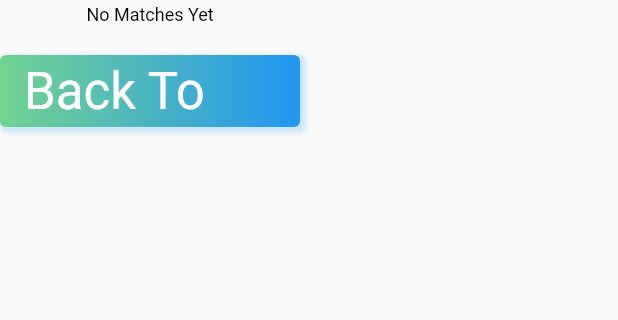
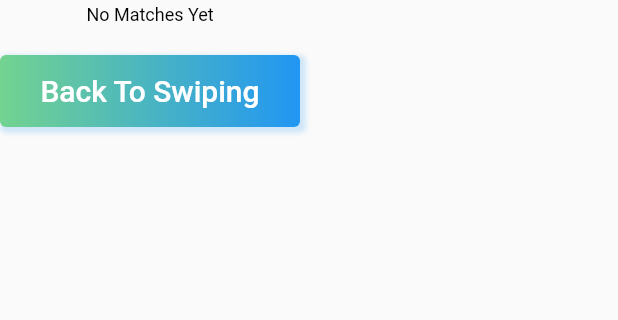
Before and after one commit to pradthana7/friend-zone-flutter-app, a Flutter app: the HomeScreen screen opened by its route, after a tap on the "message" icon, on a phone screen of 412 x 824 dp, the part 80-400 px from its top. Run offline on Flutter 3.47's test engine with Material 2 defaults, Android fonts, the phone set to English and light mode, and no system bars; our stand-ins replace bloc, cloud_firestore, equatable, firebase_auth, firebase_core, firebase_database and 7 more; accounts and stored records are empty.

Commit message:
33perfect

```diff
--- a/dating_app/lib/models/user_model.dart
+++ b/dating_app/lib/models/user_model.dart
@@ -13,7 +13,7 @@ class User extends Equatable {
   final String location;
   final List<String>? swipeLeft;
   final List<String>? swipeRight;
-  final List<String>? matches;
+  final List<Map<String, dynamic>>? matches;
   final List<String>? genderPreference;
   final List<int>? ageRangePreference;
 
@@ -34,7 +34,7 @@ class User extends Equatable {
     this.ageRangePreference,
   });
 
-  static  const User empty =  User(
+  static const User empty = User(
     id: '',
     name: '',
     age: 0,
@@ -48,26 +48,8 @@ class User extends Equatable {
     swipeRight: [],
     matches: [],
     ageRangePreference: [18, 50],
-    genderPreference: [],
+    genderPreference: ['Male', 'Female'],
   );
-
-  @override
-  List<Object?> get props => [
-        id,
-        name,
-        age,
-        gender,
-        imageUrls,
-        interests,
-        bio,
-        jobTitle,
-        location,
-        swipeLeft,
-        swipeRight,
-        matches,
-        genderPreference,
-        ageRangePreference,
-      ];
 
   static User fromSnapshot(DocumentSnapshot snap) {
     var data = snap.data() as Map<String, dynamic>?;
@@ -106,7 +88,7 @@ class User extends Equatable {
           .map((swipeRight) => swipeRight as String)
           .toList(),
       matches: (snap['matches'] as List)
-          .map((matches) => matches as String)
+          .map((matches) => matches as Map<String, dynamic>)
           .toList(),
       genderPreference: userGenderPreference,
       ageRangePreference: userAgeRangePreference,
@@ -144,7 +126,7 @@ class User extends Equatable {
     String? location,
     List<String>? swipeLeft,
     List<String>? swipeRight,
-    List<String>? matches,
+    List<Map<String, dynamic>>? matches,
     List<String>? genderPreference,
     List<int>? ageRangePreference,
   }) {
@@ -166,222 +148,21 @@ class User extends Equatable {
     );
   }
 
-  static List<User> users = [
-    User(
-      id: '1',
-      name: 'John',
-      age: 25,
-      gender: 'Male',
-      imageUrls: [
-        'https://images.unsplash.com/photo-1595623238469-fc58b3839cf6?ixid=MnwxMjA3fDB8MHxwaG90by1wYWdlfHx8fGVufDB8fHx8&ixlib=rb-1.2.1&auto=format&fit=crop&w=755&q=80',
-        'https://images.unsplash.com/photo-1595623238469-fc58b3839cf6?ixid=MnwxMjA3fDB8MHxwaG90by1wYWdlfHx8fGVufDB8fHx8&ixlib=rb-1.2.1&auto=format&fit=crop&w=755&q=80',
-        'https://images.unsplash.com/photo-1595623238469-fc58b3839cf6?ixid=MnwxMjA3fDB8MHxwaG90by1wYWdlfHx8fGVufDB8fHx8&ixlib=rb-1.2.1&auto=format&fit=crop&w=755&q=80',
-        'https://images.unsplash.com/photo-1595623238469-fc58b3839cf6?ixid=MnwxMjA3fDB8MHxwaG90by1wYWdlfHx8fGVufDB8fHx8&ixlib=rb-1.2.1&auto=format&fit=crop&w=755&q=80',
-        'https://images.unsplash.com/photo-1595623238469-fc58b3839cf6?ixid=MnwxMjA3fDB8MHxwaG90by1wYWdlfHx8fGVufDB8fHx8&ixlib=rb-1.2.1&auto=format&fit=crop&w=755&q=80',
-      ],
-      jobTitle: 'Job Title Here',
-      interests: ['Music', 'Economics', 'Football'],
-      bio:
-          'Sed ut perspiciatis unde omnis iste natus error sit voluptatem accusantium doloremque laudantium, totam rem aperiam, eaque ipsa quae ab illo inventore veritatis et quasi architecto beatae vitae dicta sunt explicabo.',
-      location: 'Milan',
-    ),
-    User(
-      id: '2',
-      name: 'Tamara',
-      age: 30,
-      gender: 'Female',
-      imageUrls: [
-        'https://images.unsplash.com/photo-1622023459113-9b195477d9c4?ixid=MnwxMjA3fDB8MHxwaG90by1wYWdlfHx8fGVufDB8fHx8&ixlib=rb-1.2.1&auto=format&fit=crop&w=671&q=80',
-        'https://images.unsplash.com/photo-1622023459113-9b195477d9c4?ixid=MnwxMjA3fDB8MHxwaG90by1wYWdlfHx8fGVufDB8fHx8&ixlib=rb-1.2.1&auto=format&fit=crop&w=671&q=80',
-        'https://images.unsplash.com/photo-1622023459113-9b195477d9c4?ixid=MnwxMjA3fDB8MHxwaG90by1wYWdlfHx8fGVufDB8fHx8&ixlib=rb-1.2.1&auto=format&fit=crop&w=671&q=80',
-        'https://images.unsplash.com/photo-1622023459113-9b195477d9c4?ixid=MnwxMjA3fDB8MHxwaG90by1wYWdlfHx8fGVufDB8fHx8&ixlib=rb-1.2.1&auto=format&fit=crop&w=671&q=80',
-        'https://images.unsplash.com/photo-1622023459113-9b195477d9c4?ixid=MnwxMjA3fDB8MHxwaG90by1wYWdlfHx8fGVufDB8fHx8&ixlib=rb-1.2.1&auto=format&fit=crop&w=671&q=80',
-      ],
-      jobTitle: 'Job Title Here',
-      interests: ['Music', 'Economics', 'Football'],
-      bio:
-          'Sed ut perspiciatis unde omnis iste natus error sit voluptatem accusantium doloremque laudantium, totam rem aperiam, eaque ipsa quae ab illo inventore veritatis et quasi architecto beatae vitae dicta sunt explicabo.',
-      location: 'Milan',
-    ),
-    User(
-      id: '3',
-      name: 'Marta',
-      age: 35,
-      gender: 'Female',
-      imageUrls: [
-        'https://images.unsplash.com/photo-1622244099803-75318348305a?ixid=MnwxMjA3fDB8MHxwaG90by1wYWdlfHx8fGVufDB8fHx8&ixlib=rb-1.2.1&auto=format&fit=crop&w=634&q=80',
-        'https://images.unsplash.com/photo-1622244099803-75318348305a?ixid=MnwxMjA3fDB8MHxwaG90by1wYWdlfHx8fGVufDB8fHx8&ixlib=rb-1.2.1&auto=format&fit=crop&w=634&q=80',
-        'https://images.unsplash.com/photo-1622244099803-75318348305a?ixid=MnwxMjA3fDB8MHxwaG90by1wYWdlfHx8fGVufDB8fHx8&ixlib=rb-1.2.1&auto=format&fit=crop&w=634&q=80',
-        'https://images.unsplash.com/photo-1622244099803-75318348305a?ixid=MnwxMjA3fDB8MHxwaG90by1wYWdlfHx8fGVufDB8fHx8&ixlib=rb-1.2.1&auto=format&fit=crop&w=634&q=80',
-        'https://images.unsplash.com/photo-1622244099803-75318348305a?ixid=MnwxMjA3fDB8MHxwaG90by1wYWdlfHx8fGVufDB8fHx8&ixlib=rb-1.2.1&auto=format&fit=crop&w=634&q=80',
-      ],
-      jobTitle: 'Job Title Here',
-      interests: ['Music', 'Economics', 'Football'],
-      bio:
-          'Sed ut perspiciatis unde omnis iste natus error sit voluptatem accusantium doloremque laudantium, totam rem aperiam, eaque ipsa quae ab illo inventore veritatis et quasi architecto beatae vitae dicta sunt explicabo.',
-      location: 'Milan',
-    ),
-    User(
-      id: '4',
-      name: 'Sara',
-      age: 30,
-      gender: 'Female',
-      imageUrls: [
-        'https://images.unsplash.com/photo-1622023459113-9b195477d9c4?ixid=MnwxMjA3fDB8MHxwaG90by1wYWdlfHx8fGVufDB8fHx8&ixlib=rb-1.2.1&auto=format&fit=crop&w=671&q=80',
-        'https://images.unsplash.com/photo-1622023459113-9b195477d9c4?ixid=MnwxMjA3fDB8MHxwaG90by1wYWdlfHx8fGVufDB8fHx8&ixlib=rb-1.2.1&auto=format&fit=crop&w=671&q=80',
-        'https://images.unsplash.com/photo-1622023459113-9b195477d9c4?ixid=MnwxMjA3fDB8MHxwaG90by1wYWdlfHx8fGVufDB8fHx8&ixlib=rb-1.2.1&auto=format&fit=crop&w=671&q=80',
-        'https://images.unsplash.com/photo-1622023459113-9b195477d9c4?ixid=MnwxMjA3fDB8MHxwaG90by1wYWdlfHx8fGVufDB8fHx8&ixlib=rb-1.2.1&auto=format&fit=crop&w=671&q=80',
-        'https://images.unsplash.com/photo-1622023459113-9b195477d9c4?ixid=MnwxMjA3fDB8MHxwaG90by1wYWdlfHx8fGVufDB8fHx8&ixlib=rb-1.2.1&auto=format&fit=crop&w=671&q=80',
-      ],
-      jobTitle: 'Job Title Here',
-      interests: ['Music', 'Economics', 'Football'],
-      bio:
-          'Sed ut perspiciatis unde omnis iste natus error sit voluptatem accusantium doloremque laudantium, totam rem aperiam, eaque ipsa quae ab illo inventore veritatis et quasi architecto beatae vitae dicta sunt explicabo.',
-      location: 'Milan',
-    ),
-    User(
-      id: '5',
-      name: 'Anna',
-      age: 35,
-      gender: 'Female',
-      imageUrls: [
-        'https://images.unsplash.com/photo-1529626455594-4ff0802cfb7e?ixid=MnwxMjA3fDB8MHxwaG90by1wYWdlfHx8fGVufDB8fHx8&ixlib=rb-1.2.1&auto=format&fit=crop&w=634&q=80',
-        'https://images.unsplash.com/photo-1529626455594-4ff0802cfb7e?ixid=MnwxMjA3fDB8MHxwaG90by1wYWdlfHx8fGVufDB8fHx8&ixlib=rb-1.2.1&auto=format&fit=crop&w=634&q=80',
-        'https://images.unsplash.com/photo-1529626455594-4ff0802cfb7e?ixid=MnwxMjA3fDB8MHxwaG90by1wYWdlfHx8fGVufDB8fHx8&ixlib=rb-1.2.1&auto=format&fit=crop&w=634&q=80',
-        'https://images.unsplash.com/photo-1529626455594-4ff0802cfb7e?ixid=MnwxMjA3fDB8MHxwaG90by1wYWdlfHx8fGVufDB8fHx8&ixlib=rb-1.2.1&auto=format&fit=crop&w=634&q=80',
-        'https://images.unsplash.com/photo-1529626455594-4ff0802cfb7e?ixid=MnwxMjA3fDB8MHxwaG90by1wYWdlfHx8fGVufDB8fHx8&ixlib=rb-1.2.1&auto=format&fit=crop&w=634&q=80',
-      ],
-      jobTitle: 'Job Title Here',
-      interests: ['Music', 'Economics', 'Football'],
-      bio:
-          'Sed ut perspiciatis unde omnis iste natus error sit voluptatem accusantium doloremque laudantium, totam rem aperiam, eaque ipsa quae ab illo inventore veritatis et quasi architecto beatae vitae dicta sunt explicabo.',
-      location: 'Milan',
-    ),
-    User(
-      id: '6',
-      name: 'Lisa',
-      age: 35,
-      gender: 'Female',
-      imageUrls: [
-        'https://images.unsplash.com/photo-1503185912284-5271ff81b9a8?ixid=MnwxMjA3fDB8MHxwaG90by1wYWdlfHx8fGVufDB8fHx8&ixlib=rb-1.2.1&auto=format&fit=crop&w=634&q=80',
-        'https://images.unsplash.com/photo-1503185912284-5271ff81b9a8?ixid=MnwxMjA3fDB8MHxwaG90by1wYWdlfHx8fGVufDB8fHx8&ixlib=rb-1.2.1&auto=format&fit=crop&w=634&q=80',
-        'https://images.unsplash.com/photo-1503185912284-5271ff81b9a8?ixid=MnwxMjA3fDB8MHxwaG90by1wYWdlfHx8fGVufDB8fHx8&ixlib=rb-1.2.1&auto=format&fit=crop&w=634&q=80',
-        'https://images.unsplash.com/photo-1503185912284-5271ff81b9a8?ixid=MnwxMjA3fDB8MHxwaG90by1wYWdlfHx8fGVufDB8fHx8&ixlib=rb-1.2.1&auto=format&fit=crop&w=634&q=80',
-        'https://images.unsplash.com/photo-1503185912284-5271ff81b9a8?ixid=MnwxMjA3fDB8MHxwaG90by1wYWdlfHx8fGVufDB8fHx8&ixlib=rb-1.2.1&auto=format&fit=crop&w=634&q=80',
-      ],
-      jobTitle: 'Job Title Here',
-      interests: ['Music', 'Economics', 'Football'],
-      bio:
-          'Sed ut perspiciatis unde omnis iste natus error sit voluptatem accusantium doloremque laudantium, totam rem aperiam, eaque ipsa quae ab illo inventore veritatis et quasi architecto beatae vitae dicta sunt explicabo.',
-      location: 'Milan',
-    ),
-    User(
-      id: '7',
-      name: 'Luisa',
-      age: 35,
-      gender: 'Female',
-      imageUrls: [
-        'https://images.unsplash.com/photo-1622244099803-75318348305a?ixid=MnwxMjA3fDB8MHxwaG90by1wYWdlfHx8fGVufDB8fHx8&ixlib=rb-1.2.1&auto=format&fit=crop&w=634&q=80',
-        'https://images.unsplash.com/photo-1622244099803-75318348305a?ixid=MnwxMjA3fDB8MHxwaG90by1wYWdlfHx8fGVufDB8fHx8&ixlib=rb-1.2.1&auto=format&fit=crop&w=634&q=80',
-        'https://images.unsplash.com/photo-1622244099803-75318348305a?ixid=MnwxMjA3fDB8MHxwaG90by1wYWdlfHx8fGVufDB8fHx8&ixlib=rb-1.2.1&auto=format&fit=crop&w=634&q=80',
-        'https://images.unsplash.com/photo-1622244099803-75318348305a?ixid=MnwxMjA3fDB8MHxwaG90by1wYWdlfHx8fGVufDB8fHx8&ixlib=rb-1.2.1&auto=format&fit=crop&w=634&q=80',
-        'https://images.unsplash.com/photo-1622244099803-75318348305a?ixid=MnwxMjA3fDB8MHxwaG90by1wYWdlfHx8fGVufDB8fHx8&ixlib=rb-1.2.1&auto=format&fit=crop&w=634&q=80',
-      ],
-      jobTitle: 'Job Title Here',
-      interests: ['Music', 'Economics', 'Football'],
-      bio:
-          'Sed ut perspiciatis unde omnis iste natus error sit voluptatem accusantium doloremque laudantium, totam rem aperiam, eaque ipsa quae ab illo inventore veritatis et quasi architecto beatae vitae dicta sunt explicabo.',
-      location: 'Milan',
-    ),
-    User(
-      id: '8',
-      name: 'Sara',
-      age: 35,
-      gender: 'Female',
-      imageUrls: [
-        'https://images.unsplash.com/photo-1589571894960-20bbe2828d0a?ixid=MnwxMjA3fDB8MHxwaG90by1wYWdlfHx8fGVufDB8fHx8&ixlib=rb-1.2.1&auto=format&fit=crop&w=633&q=80',
-        'https://images.unsplash.com/photo-1589571894960-20bbe2828d0a?ixid=MnwxMjA3fDB8MHxwaG90by1wYWdlfHx8fGVufDB8fHx8&ixlib=rb-1.2.1&auto=format&fit=crop&w=633&q=80',
-        'https://images.unsplash.com/photo-1589571894960-20bbe2828d0a?ixid=MnwxMjA3fDB8MHxwaG90by1wYWdlfHx8fGVufDB8fHx8&ixlib=rb-1.2.1&auto=format&fit=crop&w=633&q=80',
-        'https://images.unsplash.com/photo-1589571894960-20bbe2828d0a?ixid=MnwxMjA3fDB8MHxwaG90by1wYWdlfHx8fGVufDB8fHx8&ixlib=rb-1.2.1&auto=format&fit=crop&w=633&q=80',
-        'https://images.unsplash.com/photo-1589571894960-20bbe2828d0a?ixid=MnwxMjA3fDB8MHxwaG90by1wYWdlfHx8fGVufDB8fHx8&ixlib=rb-1.2.1&auto=format&fit=crop&w=633&q=80',
-      ],
-      jobTitle: 'Job Title Here',
-      interests: ['Music', 'Economics', 'Football'],
-      bio:
-          'Sed ut perspiciatis unde omnis iste natus error sit voluptatem accusantium doloremque laudantium, totam rem aperiam, eaque ipsa quae ab illo inventore veritatis et quasi architecto beatae vitae dicta sunt explicabo.',
-      location: 'Milan',
-    ),
-    User(
-      id: '9',
-      name: 'Andrea',
-      age: 35,
-      gender: 'Female',
-      imageUrls: [
-        'https://images.unsplash.com/photo-1622244099803-75318348305a?ixid=MnwxMjA3fDB8MHxwaG90by1wYWdlfHx8fGVufDB8fHx8&ixlib=rb-1.2.1&auto=format&fit=crop&w=634&q=80',
-        'https://images.unsplash.com/photo-1622244099803-75318348305a?ixid=MnwxMjA3fDB8MHxwaG90by1wYWdlfHx8fGVufDB8fHx8&ixlib=rb-1.2.1&auto=format&fit=crop&w=634&q=80',
-        'https://images.unsplash.com/photo-1622244099803-75318348305a?ixid=MnwxMjA3fDB8MHxwaG90by1wYWdlfHx8fGVufDB8fHx8&ixlib=rb-1.2.1&auto=format&fit=crop&w=634&q=80',
-        'https://images.unsplash.com/photo-1622244099803-75318348305a?ixid=MnwxMjA3fDB8MHxwaG90by1wYWdlfHx8fGVufDB8fHx8&ixlib=rb-1.2.1&auto=format&fit=crop&w=634&q=80',
-        'https://images.unsplash.com/photo-1622244099803-75318348305a?ixid=MnwxMjA3fDB8MHxwaG90by1wYWdlfHx8fGVufDB8fHx8&ixlib=rb-1.2.1&auto=format&fit=crop&w=634&q=80',
-      ],
-      jobTitle: 'Job Title Here',
-      interests: ['Music', 'Economics', 'Football'],
-      bio:
-          'Sed ut perspiciatis unde omnis iste natus error sit voluptatem accusantium doloremque laudantium, totam rem aperiam, eaque ipsa quae ab illo inventore veritatis et quasi architecto beatae vitae dicta sunt explicabo.',
-      location: 'Milan',
-    ),
-    User(
-      id: '10',
-      name: 'Mary',
-      age: 35,
-      gender: 'Female',
-      imageUrls: [
-        'https://images.unsplash.com/photo-1456885284447-7dd4bb8720bf?ixid=MnwxMjA3fDB8MHxwaG90by1wYWdlfHx8fGVufDB8fHx8&ixlib=rb-1.2.1&auto=format&fit=crop&w=634&q=80',
-        'https://images.unsplash.com/photo-1456885284447-7dd4bb8720bf?ixid=MnwxMjA3fDB8MHxwaG90by1wYWdlfHx8fGVufDB8fHx8&ixlib=rb-1.2.1&auto=format&fit=crop&w=634&q=80',
-        'https://images.unsplash.com/photo-1456885284447-7dd4bb8720bf?ixid=MnwxMjA3fDB8MHxwaG90by1wYWdlfHx8fGVufDB8fHx8&ixlib=rb-1.2.1&auto=format&fit=crop&w=634&q=80',
-        'https://images.unsplash.com/photo-1456885284447-7dd4bb8720bf?ixid=MnwxMjA3fDB8MHxwaG90by1wYWdlfHx8fGVufDB8fHx8&ixlib=rb-1.2.1&auto=format&fit=crop&w=634&q=80',
-        'https://images.unsplash.com/photo-1456885284447-7dd4bb8720bf?ixid=MnwxMjA3fDB8MHxwaG90by1wYWdlfHx8fGVufDB8fHx8&ixlib=rb-1.2.1&auto=format&fit=crop&w=634&q=80',
-      ],
-      jobTitle: 'Job Title Here',
-      interests: ['Music', 'Economics', 'Football'],
-      bio:
-          'Sed ut perspiciatis unde omnis iste natus error sit voluptatem accusantium doloremque laudantium, totam rem aperiam, eaque ipsa quae ab illo inventore veritatis et quasi architecto beatae vitae dicta sunt explicabo.',
-      location: 'Milan',
-    ),
-    User(
-      id: '11',
-      name: 'Denise',
-      age: 35,
-      gender: 'Female',
-      imageUrls: [
-        'https://images.unsplash.com/photo-1596815064285-45ed8a9c0463?ixid=MnwxMjA3fDB8MHxwaG90by1wYWdlfHx8fGVufDB8fHx8&ixlib=rb-1.2.1&auto=format&fit=crop&w=615&q=80',
-        'https://images.unsplash.com/photo-1596815064285-45ed8a9c0463?ixid=MnwxMjA3fDB8MHxwaG90by1wYWdlfHx8fGVufDB8fHx8&ixlib=rb-1.2.1&auto=format&fit=crop&w=615&q=80',
-        'https://images.unsplash.com/photo-1596815064285-45ed8a9c0463?ixid=MnwxMjA3fDB8MHxwaG90by1wYWdlfHx8fGVufDB8fHx8&ixlib=rb-1.2.1&auto=format&fit=crop&w=615&q=80',
-        'https://images.unsplash.com/photo-1596815064285-45ed8a9c0463?ixid=MnwxMjA3fDB8MHxwaG90by1wYWdlfHx8fGVufDB8fHx8&ixlib=rb-1.2.1&auto=format&fit=crop&w=615&q=80',
-        'https://images.unsplash.com/photo-1596815064285-45ed8a9c0463?ixid=MnwxMjA3fDB8MHxwaG90by1wYWdlfHx8fGVufDB8fHx8&ixlib=rb-1.2.1&auto=format&fit=crop&w=615&q=80',
-      ],
-      jobTitle: 'Job Title Here',
-      interests: ['Music', 'Economics', 'Football'],
-      bio:
-          'Sed ut perspiciatis unde omnis iste natus error sit voluptatem accusantium doloremque laudantium, totam rem aperiam, eaque ipsa quae ab illo inventore veritatis et quasi architecto beatae vitae dicta sunt explicabo.',
-      location: 'Milan',
-    ),
-    User(
-      id: '12',
-      name: 'Elle',
-      age: 35,
-      gender: 'Female',
-      imageUrls: [
-        'https://images.unsplash.com/photo-1562003389-902303a38425?ixid=MnwxMjA3fDB8MHxwaG90by1wYWdlfHx8fGVufDB8fHx8&ixlib=rb-1.2.1&auto=format&fit=crop&w=1429&q=80',
-        'https://images.unsplash.com/photo-1562003389-902303a38425?ixid=MnwxMjA3fDB8MHxwaG90by1wYWdlfHx8fGVufDB8fHx8&ixlib=rb-1.2.1&auto=format&fit=crop&w=1429&q=80'
-            'https://images.unsplash.com/photo-1562003389-902303a38425?ixid=MnwxMjA3fDB8MHxwaG90by1wYWdlfHx8fGVufDB8fHx8&ixlib=rb-1.2.1&auto=format&fit=crop&w=1429&q=80'
-            'https://images.unsplash.com/photo-1562003389-902303a38425?ixid=MnwxMjA3fDB8MHxwaG90by1wYWdlfHx8fGVufDB8fHx8&ixlib=rb-1.2.1&auto=format&fit=crop&w=1429&q=80'
-            'https://images.unsplash.com/photo-1562003389-902303a38425?ixid=MnwxMjA3fDB8MHxwaG90by1wYWdlfHx8fGVufDB8fHx8&ixlib=rb-1.2.1&auto=format&fit=crop&w=1429&q=80'
-      ],
-      jobTitle: 'Job Title Here',
-      interests: ['Music', 'Economics', 'Football'],
-      bio:
-          'Sed ut perspiciatis unde omnis iste natus error sit voluptatem accusantium doloremque laudantium, totam rem aperiam, eaque ipsa quae ab illo inventore veritatis et quasi architecto beatae vitae dicta sunt explicabo.',
-      location: 'Milan',
-    ),
-  ];
+  @override
+  List<Object?> get props => [
+        id,
+        name,
+        age,
+        gender,
+        imageUrls,
+        interests,
+        bio,
+        jobTitle,
+        location,
+        swipeLeft,
+        swipeRight,
+        matches,
+        genderPreference,
+        ageRangePreference,
+      ];
 }
--- a/dating_app/lib/repositories/database/base_database_repository.dart
+++ b/dating_app/lib/repositories/database/base_database_repository.dart
@@ -2,9 +2,11 @@ import '/models/models.dart';
 
 abstract class BaseDatabaseRepository {
   Stream<User> getUser(String userId);
+  Stream<Chat> getChat(String chatId);
   Stream<List<User>> getUsersToSwipe(User user);
   Stream<List<User>> getUsers(User user);
   Stream<List<Match>> getMatches(User user);
+  Stream<List<Chat>> getChats(String userId);
   Future<void> createUser(User user);
   Future<void> updateUser(User user);
   Future<void> updateUserPictures(User user, String imageName);
@@ -13,5 +15,6 @@ abstract class BaseDatabaseRepository {
     String matchId,
     bool isSwipeRight,
   );
-  Future<void> updateUserMatch(String userId, String matchId);
+  // Future<void> updateUserMatch(String userId, String matchId);
+  Future<void> addMessage(String chatId, Message message);
 }
--- a/dating_app/lib/repositories/database/database_repository.dart
+++ b/dating_app/lib/repositories/database/database_repository.dart
@@ -18,7 +18,17 @@ class DatabaseRepository extends BaseDatabaseRepository {
         .map((snap) => User.fromSnapshot(snap));
   }
 
-   @override
+  @override
+  Stream<Chat> getChat(String chatId) {
+    return _firebaseFirestore.collection('chats').doc(chatId).snapshots().map(
+          (doc) => Chat.fromJson(
+            doc.data() as Map<String, dynamic>,
+            id: doc.id,
+          ),
+        );
+  }
+
+  @override
   Stream<List<User>> getUsers(User user) {
     return _firebaseFirestore
         .collection('users')
@@ -30,30 +40,20 @@ class DatabaseRepository extends BaseDatabaseRepository {
   }
 
   @override
-  Future<void> updateUserPictures(User user, String imageName) async {
-    String downloadUrl =
-        await StorageRepository().getDownloadURL(user, imageName);
-
-    return _firebaseFirestore.collection('users').doc(user.id).update({
-      'imageUrls': FieldValue.arrayUnion([downloadUrl])
+  Stream<List<Chat>> getChats(String userId) {
+    return _firebaseFirestore
+        .collection('chats')
+        .where('userIds', arrayContains: userId)
+        .snapshots()
+        .map((snap) {
+      return snap.docs
+          .map((doc) => Chat.fromJson(
+                doc.data(),
+                id: doc.id,
+              ))
+          .toList();
     });
   }
-
-  @override
-  Future<void> createUser(User user) async {
-    await _firebaseFirestore.collection('users').doc(user.id).set(user.toMap());
-  }
-
-  @override
-  Future<void> updateUser(User user) {
-    return _firebaseFirestore
-        .collection('users')
-        .doc(user.id)
-        .update(user.toMap())
-        .then((value) => print('User document update'));
-  }
-
-
 
   @override
   Stream<List<User>> getUsersToSwipe(User user) {
@@ -88,50 +88,99 @@ class DatabaseRepository extends BaseDatabaseRepository {
   }
 
   @override
-  Future<void> updateUserMatch(String userId, String matchId) async {
+  Future<void> updateUser(User user) {
+    return _firebaseFirestore
+        .collection('users')
+        .doc(user.id)
+        .update(user.toMap())
+        .then((value) => print('User document update'));
+  }
+
+  @override
+  Future<void> updateUserPictures(User user, String imageName) async {
+    String downloadUrl =
+        await StorageRepository().getDownloadURL(user, imageName);
+
+    return _firebaseFirestore.collection('users').doc(user.id).update({
+      'imageUrls': FieldValue.arrayUnion([downloadUrl])
+    });
+  }
+
+  @override
+  Future<void> addMessage(String chatId, Message message) {
+    return _firebaseFirestore.collection('chats').doc(chatId).update({
+      'messages': FieldValue.arrayUnion([
+        message.toJson(),
+      ])
+    });
+  }
+
+  @override
+  Future<void> createUser(User user) async {
+    await _firebaseFirestore.collection('users').doc(user.id).set(user.toMap());
+  }
+
+  @override
+  Future<void> updateUserMatch(
+    String userId,
+    String matchId,
+  ) async {
+    // create a doc in the chat collection to store the messages
+    String chatId = await _firebaseFirestore.collection('chats').add({
+      'userIds': [userId, matchId],
+      'messages': [],
+    }).then((value) => value.id);
+
     // update the current user document
     await _firebaseFirestore.collection('users').doc(userId).update({
-      'matches': FieldValue.arrayUnion([matchId])
+      'matches': FieldValue.arrayUnion([
+        {
+          'matchId': matchId,
+          'chatId': chatId,
+        }
+      ])
     });
 
     // add the match in the other user docment
     await _firebaseFirestore.collection('users').doc(matchId).update({
-      'matches': FieldValue.arrayUnion([userId])
+      'matches': FieldValue.arrayUnion([
+        {
+          'matchId': userId,
+          'chatId': chatId,
+        }
+      ])
     });
   }
 
   @override
   Stream<List<Match>> getMatches(User user) {
-    return Rx.combineLatest2(
+    return Rx.combineLatest3(
       getUser(user.id!),
+      getChats(user.id!),
       getUsers(user),
       (
-        User currentUser,
-        List<User> users,
+        User user,
+        List<Chat> userChats,
+        List<User> otherUsers,
       ) {
-        return users
-            .where((user) => currentUser.matches!.contains(user.id))
-            .map(
-              (user) => Match(
-                userId: user.id!,
-                matchUser: user,
-                chat: Chat(id: '1', userIds: [
-                  '1',
-                  '2'
-                ], messages: [
-                  Message(
-                    senderId: '1',
-                    receiverId: '2',
-                    message: 'hey, how do you do?',
-                    dateTime: DateTime.now(),
-                    timeString: DateFormat('jm').format(
-                      DateTime.now(),
-                    ),
-                  )
-                ]),
-              ),
-            )
-            .toList();
+        return otherUsers.where(
+          (otherUser) {
+            List<String> matches = user.matches!
+                .map((match) => match['matchId'] as String)
+                .toList();
+            return matches.contains(otherUser.id);
+          },
+        ).map(
+          (matchUser) {
+            Chat chat = userChats.where(
+              (chat) {
+                return chat.userIds.contains(matchUser.id) &
+                    chat.userIds.contains(user.id);
+              },
+            ).first;
+            return Match(userId: user.id!, matchUser: matchUser, chat: chat);
+          },
+        ).toList();
       },
     );
   }
--- a/dating_app/lib/screen/matches/matches_screen.dart
+++ b/dating_app/lib/screen/matches/matches_screen.dart
@@ -127,12 +127,12 @@ class ChatsList extends StatelessWidget {
                       activeMatches[index].matchUser.name,
                       style: Theme.of(context).textTheme.labelMedium,
                     ),
-                    SizedBox(height: 5),
+                    const SizedBox(height: 5),
                     Text(
                       activeMatches[index].chat.messages[0].message,
                       style: Theme.of(context).textTheme.labelMedium,
                     ),
-                    SizedBox(height: 5),
+                    const SizedBox(height: 5),
                     Text(
                       activeMatches[index].chat.messages[0].timeString,
                       style: Theme.of(context).textTheme.labelMedium,
--- a/dating_app/lib/widgets/custom_elevated_button.dart
+++ b/dating_app/lib/widgets/custom_elevated_button.dart
@@ -48,7 +48,7 @@ class CustomElevatedButton extends StatelessWidget {
               text,
               style: Theme.of(context)
                   .textTheme
-                  .headlineMedium!
+                  .titleLarge!
                   .copyWith(color: textColor),
             ),
           ),
```
